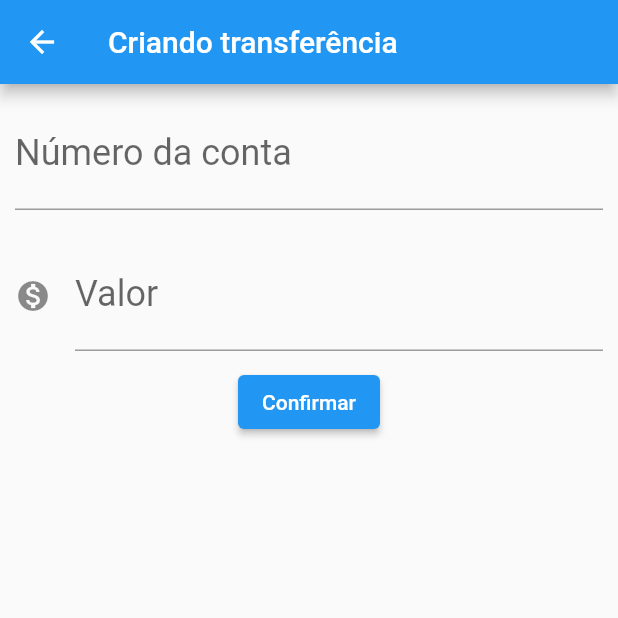
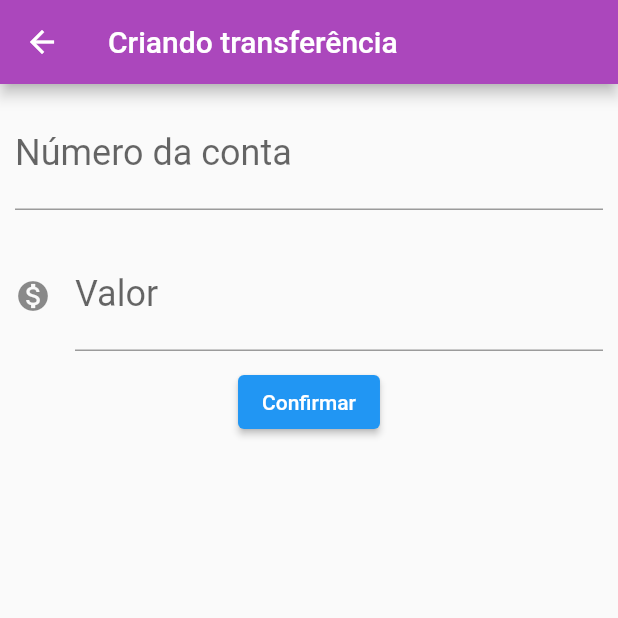
Before and after one commit to Diozefe/mobile, a Flutter app: the screen it shows after launch, after a tap on the "add" icon, on a phone screen of 412 x 824 dp, the top half of it. Run offline on Flutter 3.47's test engine with Material 2 defaults, Android fonts, the phone set to English and light mode, and no system bars.

Commit message:
Organização na estrutura do projeto separando por repositorios.

```diff
--- /dev/null
+++ b/lib/components/editor.dart
@@ -0,0 +1,32 @@
+import 'package:flutter/material.dart';
+
+class Editor extends StatelessWidget {
+  final TextEditingController controlador;
+  final String rotulo;
+  final String dica;
+  final IconData icone;
+
+  const Editor({
+    this.controlador,
+    this.rotulo,
+    this.dica,
+    this.icone,
+  });
+
+  @override
+  Widget build(BuildContext context) {
+    return Padding(
+      padding: const EdgeInsets.all(10.0),
+      child: TextField(
+        controller: controlador,
+        style: TextStyle(fontSize: 24.0),
+        decoration: InputDecoration(
+          icon: icone != null ? Icon(icone) : null,
+          labelText: rotulo,
+          hintText: dica,
+        ),
+        keyboardType: TextInputType.number,
+      ),
+    );
+  }
+}
--- a/lib/main.dart
+++ b/lib/main.dart
@@ -1,4 +1,5 @@
 import 'package:flutter/material.dart';
+import 'package:mobclinic/screens/transferencia/lista.dart';
 
 void main() => runApp(MobClinic());
 
@@ -6,157 +7,15 @@ class MobClinic extends StatelessWidget {
   @override
   Widget build(BuildContext context) {
     return MaterialApp(
-      home: Scaffold(
-        body: ListaTransferencias(),
+      home: ListaTransferencias(),
+      theme: ThemeData(
+        primaryColor: Colors.purple[400],
+        accentColor: Colors.purpleAccent[700],
+        buttonTheme: ButtonThemeData(
+          buttonColor: Colors.purpleAccent[600],
+          textTheme: ButtonTextTheme.primary,
+        ),
       ),
     );
   }
 }
-
-class FormularioTransferencia extends StatefulWidget {
-  @override
-  State<StatefulWidget> createState() {
-    return FormularioTransferenciaState();
-  }
-}
-
-class Editor extends StatelessWidget {
-  final TextEditingController controlador;
-  final String rotulo;
-  final String dica;
-  final IconData icone;
-
-  const Editor({this.controlador, this.rotulo, this.dica, this.icone});
-
-  @override
-  Widget build(BuildContext context) {
-    return Padding(
-      padding: const EdgeInsets.all(10.0),
-      child: TextField(
-        controller: controlador,
-        style: TextStyle(fontSize: 24.0),
-        decoration: InputDecoration(
-          icon: icone != null ? Icon(icone) : null,
-          labelText: rotulo,
-          hintText: dica,
-        ),
-        keyboardType: TextInputType.number,
-      ),
-    );
-  }
-}
-
-class ListaTransferencias extends StatefulWidget {
-  final List<Transferencia> _tranferencias = [];
-  @override
-  State<StatefulWidget> createState() {
-    return ListaTransferenciaState();
-  }
-}
-
-class FormularioTransferenciaState extends State<FormularioTransferencia> {
-  final TextEditingController _controladorCampoNumeroConta =
-      TextEditingController();
-  final TextEditingController _controladorCampoValor = TextEditingController();
-
-  @override
-  Widget build(BuildContext context) {
-    return Scaffold(
-      appBar: AppBar(
-        title: Text('Criando transferência'),
-      ),
-      body: SingleChildScrollView(
-        child: Column(
-          children: [
-            Editor(
-                controlador: _controladorCampoNumeroConta,
-                rotulo: 'Número da conta',
-                dica: '00.00'),
-            Editor(
-                controlador: _controladorCampoValor,
-                rotulo: 'Valor',
-                dica: '00.00',
-                icone: Icons.monetization_on),
-            ElevatedButton(
-              child: Text('Confirmar'),
-              onPressed: () => _criaTransferencia(context),
-            )
-          ],
-        ),
-      ),
-    );
-  }
-
-  void _criaTransferencia(BuildContext context) {
-    final int nConta = int.tryParse(_controladorCampoNumeroConta.text);
-    final double nValor = double.tryParse(_controladorCampoValor.text);
-    if (nConta != null && nValor != null) {
-      final transferenciaCriada = Transferencia(nValor, nConta);
-      debugPrint('$transferenciaCriada');
-      Navigator.pop(context, transferenciaCriada);
-    }
-  }
-}
-
-class ListaTransferenciaState extends State<ListaTransferencias> {
-  @override
-  Widget build(BuildContext context) {
-    return Scaffold(
-      appBar: AppBar(
-        title: Text('Transferências'),
-      ),
-      body: ListView.builder(
-        itemCount: widget._tranferencias.length,
-        itemBuilder: (context, indice) {
-          final transferencia = widget._tranferencias[indice];
-          return ItemTransferencia(transferencia);
-        },
-      ),
-      floatingActionButton: FloatingActionButton(
-        onPressed: () {
-          final Future<Transferencia> future =
-              Navigator.push(context, MaterialPageRoute(builder: (context) {
-            return FormularioTransferencia();
-          }));
-          future.then((transferenciaRecebida) {
-            Future.delayed(Duration(seconds: 0), () {
-              if (transferenciaRecebida != null) {
-                setState(() {
-                  widget._tranferencias.add(transferenciaRecebida);
-                });
-              }
-            });
-          });
-        },
-        child: Icon(Icons.add),
-      ),
-    );
-  }
-}
-
-class ItemTransferencia extends StatelessWidget {
-  final Transferencia _transferencia;
-  const ItemTransferencia(this._transferencia);
-
-  @override
-  Widget build(BuildContext context) {
-    return Card(
-        child: ListTile(
-      leading: Icon(Icons.monetization_on),
-      title: Text(_transferencia.valor.toString()),
-      subtitle: Text(_transferencia.numeroConta.toString()),
-      trailing: Icon(Icons.arrow_forward_ios_rounded),
-    ));
-  }
-}
-
-class Transferencia {
-  final double valor;
-  final int numeroConta;
-
-  Transferencia(this.valor, this.numeroConta);
-
-  String toString() {
-    return 'Transferencia{valor: $valor, numeroConta: $numeroConta';
-  }
-}
--- /dev/null
+++ b/lib/models/transferencia.dart
@@ -0,0 +1,13 @@
+class Transferencia {
+  final double valor;
+  final int numeroConta;
+
+  Transferencia(
+    this.valor,
+    this.numeroConta,
+  );
+
+  String toString() {
+    return 'Transferencia{valor: $valor, numeroConta: $numeroConta';
+  }
+}
--- /dev/null
+++ b/lib/screens/transferencia/formulario.dart
@@ -0,0 +1,60 @@
+import 'package:flutter/material.dart';
+import 'package:mobclinic/components/editor.dart';
+import 'package:mobclinic/models/transferencia.dart';
+
+const _tituloAppBar = 'Criando transferência';
+const _rotuloCampoConta = 'Número da conta';
+const _rotuloCampoValor = 'Valor';
+const _dicaConta = '00000';
+const _dicaValor = '00,00';
+const _textBotaoConfirmar = 'Confirmar';
+
+class FormularioTransferencia extends StatefulWidget {
+  @override
+  State<StatefulWidget> createState() {
+    return FormularioTransferenciaState();
+  }
+}
+
+class FormularioTransferenciaState extends State<FormularioTransferencia> {
+  final TextEditingController _controladorCampoNumeroConta =
+      TextEditingController();
+  final TextEditingController _controladorCampoValor = TextEditingController();
+
+  @override
+  Widget build(BuildContext context) {
+    return Scaffold(
+      appBar: AppBar(
+        title: Text(_tituloAppBar),
+      ),
+      body: SingleChildScrollView(
+        child: Column(
+          children: [
+            Editor(
+                controlador: _controladorCampoNumeroConta,
+                rotulo: _rotuloCampoConta,
+                dica: _dicaConta),
+            Editor(
+                controlador: _controladorCampoValor,
+                rotulo: _rotuloCampoValor,
+                dica: _dicaValor,
+                icone: Icons.monetization_on),
+            ElevatedButton(
+              child: Text(_textBotaoConfirmar),
+              onPressed: () => _criaTransferencia(context),
+            )
+          ],
+        ),
+      ),
+    );
+  }
+
+  void _criaTransferencia(BuildContext context) {
+    final int nConta = int.tryParse(_controladorCampoNumeroConta.text);
+    final double nValor = double.tryParse(_controladorCampoValor.text);
+    if (nConta != null && nValor != null) {
+      final transferenciaCriada = Transferencia(nValor, nConta);
+      Navigator.pop(context, transferenciaCriada);
+    }
+  }
+}
--- /dev/null
+++ b/lib/screens/transferencia/lista.dart
@@ -0,0 +1,65 @@
+import 'package:flutter/material.dart';
+import 'package:mobclinic/models/transferencia.dart';
+import 'package:mobclinic/screens/transferencia/formulario.dart';
+
+const _tituloAppBar = 'Transferências';
+
+class ListaTransferencias extends StatefulWidget {
+  final List<Transferencia> _tranferencias = [];
+  @override
+  State<StatefulWidget> createState() {
+    return ListaTransferenciaState();
+  }
+}
+
+class ListaTransferenciaState extends State<ListaTransferencias> {
+  @override
+  Widget build(BuildContext context) {
+    return Scaffold(
+      appBar: AppBar(
+        title: Text(_tituloAppBar),
+      ),
+      body: ListView.builder(
+        itemCount: widget._tranferencias.length,
+        itemBuilder: (context, indice) {
+          final transferencia = widget._tranferencias[indice];
+          return ItemTransferencia(transferencia);
+        },
+      ),
+      floatingActionButton: FloatingActionButton(
+        onPressed: () {
+          Navigator.push(context, MaterialPageRoute(builder: (context) {
+            return FormularioTransferencia();
+          })).then(
+            (transferenciaRecebida) => _atualiza(transferenciaRecebida),
+          );
+        },
+        child: Icon(Icons.add),
+      ),
+    );
+  }
+
+  void _atualiza(Transferencia transferenciaRecebida) {
+    if (transferenciaRecebida != null) {
+      setState(() {
+        widget._tranferencias.add(transferenciaRecebida);
+      });
+    }
+  }
+}
+
+class ItemTransferencia extends StatelessWidget {
+  final Transferencia _transferencia;
+  const ItemTransferencia(this._transferencia);
+
+  @override
+  Widget build(BuildContext context) {
+    return Card(
+        child: ListTile(
+      leading: Icon(Icons.monetization_on),
+      title: Text(_transferencia.valor.toString()),
+      subtitle: Text(_transferencia.numeroConta.toString()),
+      trailing: Icon(Icons.arrow_forward_ios_rounded),
+    ));
+  }
+}
```
